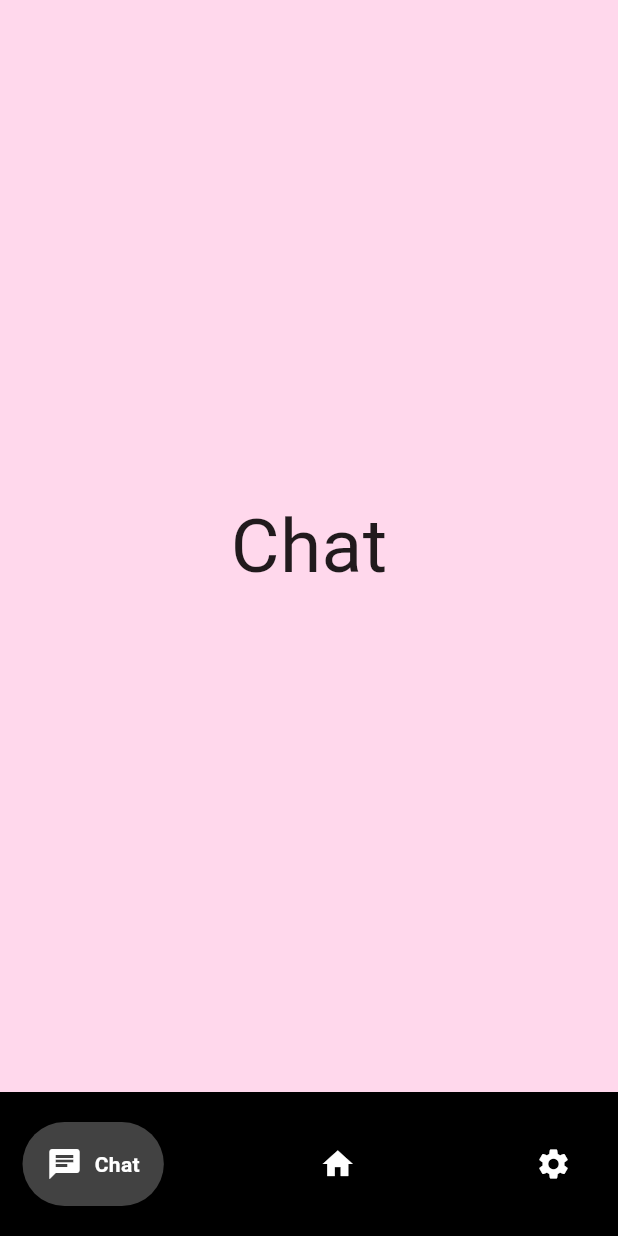
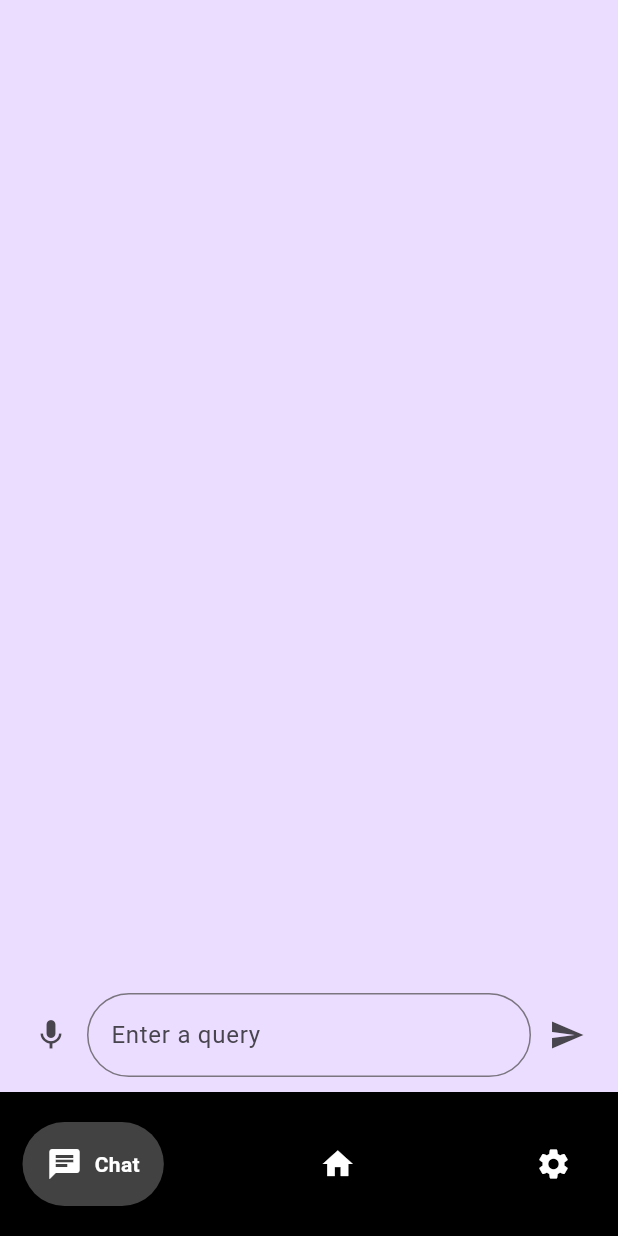
Before and after one commit to ASWE-PDA/Personal-Digital-Agent, a Flutter app: the screen it shows after launch, on a phone screen of 412 x 824 dp. Run offline on Flutter 3.47's test engine with Material 2 defaults, Android fonts, the phone set to English and light mode, and no system bars; drawn by our look-alikes of google_nav_bar.

Commit message:
Chat textbox implementation

```diff
--- a/lib/chat.dart
+++ b/lib/chat.dart
@@ -1,20 +1,51 @@
-import 'package:english_words/english_words.dart';
 import 'package:flutter/material.dart';
-import 'package:provider/provider.dart';
-
-import 'main.dart';
 
 class ChatPage extends StatelessWidget {
+
+  bool recording = false;
+
+
   @override
   Widget build(BuildContext context) {
-    var appState = context.watch<MyAppState>();
+    return Center(
+        child: Column(
+          mainAxisAlignment: MainAxisAlignment.end,
+          children: [
+            Padding(
+              padding: const EdgeInsets.all(10),
+              child: Row(
+                children: [
+                  IconButton(
+                    onPressed: () {
+                      print('test');
 
+                      recording = !recording;
+                    },
+                    icon: Icon(Icons.mic)
+                  ),
 
-    return Center(
-        child: Text(
-          'Chat',
-          style: TextStyle(fontSize: 50),
-          ),
+                  Expanded(
+                    child: TextField(
+                      decoration: InputDecoration(
+                        border: OutlineInputBorder(
+                          borderRadius: BorderRadius.all(Radius.circular(30)),
+                        ),
+                        hintText: 'Enter a query',
+                      ),
+                    ),
+                  ),
+
+                  IconButton(
+                    onPressed: () {
+
+                    },
+                    icon: Icon(Icons.send)
+                  ),
+                ],
+              ),
+            )
+          ],
+        ),
       );
   }
 }
--- a/lib/main.dart
+++ b/lib/main.dart
@@ -1,4 +1,3 @@
-import 'package:english_words/english_words.dart';
 import 'package:flutter/material.dart';
 import 'package:google_nav_bar/google_nav_bar.dart';
 import 'package:provider/provider.dart';
@@ -21,7 +20,7 @@ class MyApp extends StatelessWidget {
         title: 'Namer App',
         theme: ThemeData(
           useMaterial3: true,
-          colorScheme: ColorScheme.fromSeed(seedColor: Color.fromARGB(255, 199, 18, 160)),
+          colorScheme: ColorScheme.fromSeed(seedColor: Color.fromARGB(255, 55, 2, 124)),
         ),
         home: MyHomePage(),
       ),
--- a/lib/settings.dart
+++ b/lib/settings.dart
@@ -1,13 +1,7 @@
-import 'package:english_words/english_words.dart';
 import 'package:flutter/material.dart';
-import 'package:provider/provider.dart';
-
-import 'main.dart';
-
 class SettingsPage extends StatelessWidget {
   @override
   Widget build(BuildContext context) {
-    var appState = context.watch<MyAppState>();
 
     return Center(
         child: Text(
```
